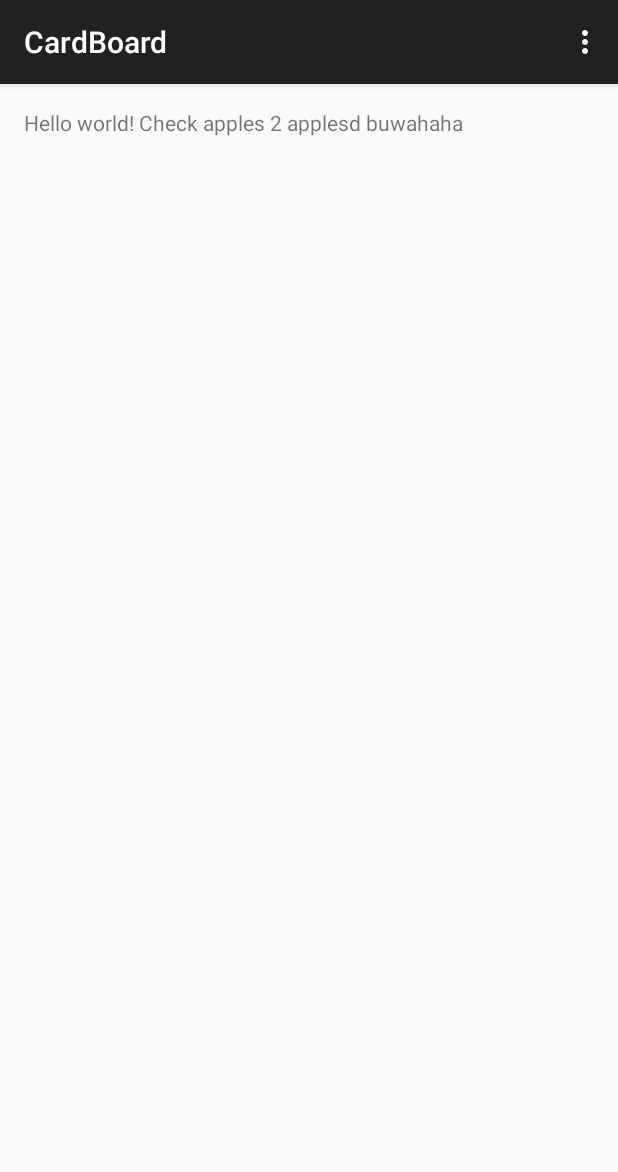
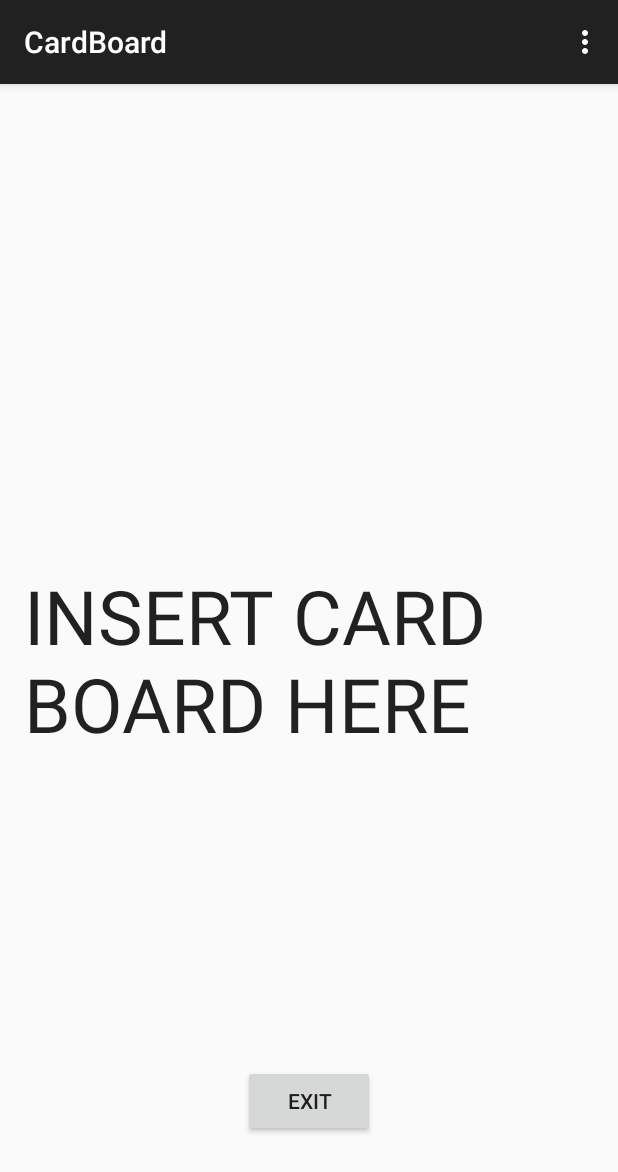
Before and after one commit to asanchez1103/cpsc362appProj1, an Android app: the CardBoard screen opened directly, with no data from a screen before it, on a phone screen of 412 x 824 dp. Shown: the top 1172 px of the screen. Run offline under Robolectric (Android 15) with nearby library versions, the light colour scheme and no system bars.

Commit message:
Preliminary UI - Updated activity transition

```diff
--- a/CPSC362Project/Apples2ApplesUI/app/src/main/res/layout/activity_card_board.xml
+++ b/CPSC362Project/Apples2ApplesUI/app/src/main/res/layout/activity_card_board.xml
@@ -4,9 +4,26 @@
     android:paddingRight="@dimen/activity_horizontal_margin"
     android:paddingTop="@dimen/activity_vertical_margin"
     android:paddingBottom="@dimen/activity_vertical_margin"
-    tools:context="cpsc362.apples2applesui.CardBoard">
+    tools:context="cpsc362.apples2applesui.CardBoard"
+    android:id="@+id/david">
 
-    <TextView android:text="@string/hello_world" android:layout_width="wrap_content"
-        android:layout_height="wrap_content" />
+    <TextView
+        android:layout_width="wrap_content"
+        android:layout_height="wrap_content"
+        android:textAppearance="?android:attr/textAppearanceLarge"
+        android:text="INSERT CARD BOARD HERE"
+        android:id="@+id/textView"
+        android:textSize="50dp"
+        android:layout_centerVertical="true"
+        android:layout_alignParentLeft="true"
+        android:layout_alignParentStart="true" />
 
+    <Button
+        android:layout_width="wrap_content"
+        android:layout_height="wrap_content"
+        android:text="EXIT"
+        android:id="@+id/button3"
+        android:layout_alignParentBottom="true"
+        android:layout_centerHorizontal="true"
+        android:layout_marginBottom="50dp" />
 </RelativeLayout>
--- a/CPSC362Project/Apples2ApplesUI/app/src/main/res/layout/activity_main.xml
+++ b/CPSC362Project/Apples2ApplesUI/app/src/main/res/layout/activity_main.xml
@@ -15,7 +15,7 @@
         android:layout_alignParentBottom="true"
         android:layout_centerHorizontal="true"
         android:layout_marginBottom="81dp"
-        android:onClick="@string/title_activity_card_board" />
+        android:onClick="sendMessage" />
 
     <Button
         android:layout_width="wrap_content"
```
Also changed, not shown: CPSC362Project/Apples2ApplesUI/app/src/main/java/cpsc362/apples2applesui/CardBoard.java (+11 -0 lines), CPSC362Project/Apples2ApplesUI/app/src/main/java/cpsc362/apples2applesui/MainActivity.java (+15 -0 lines).
